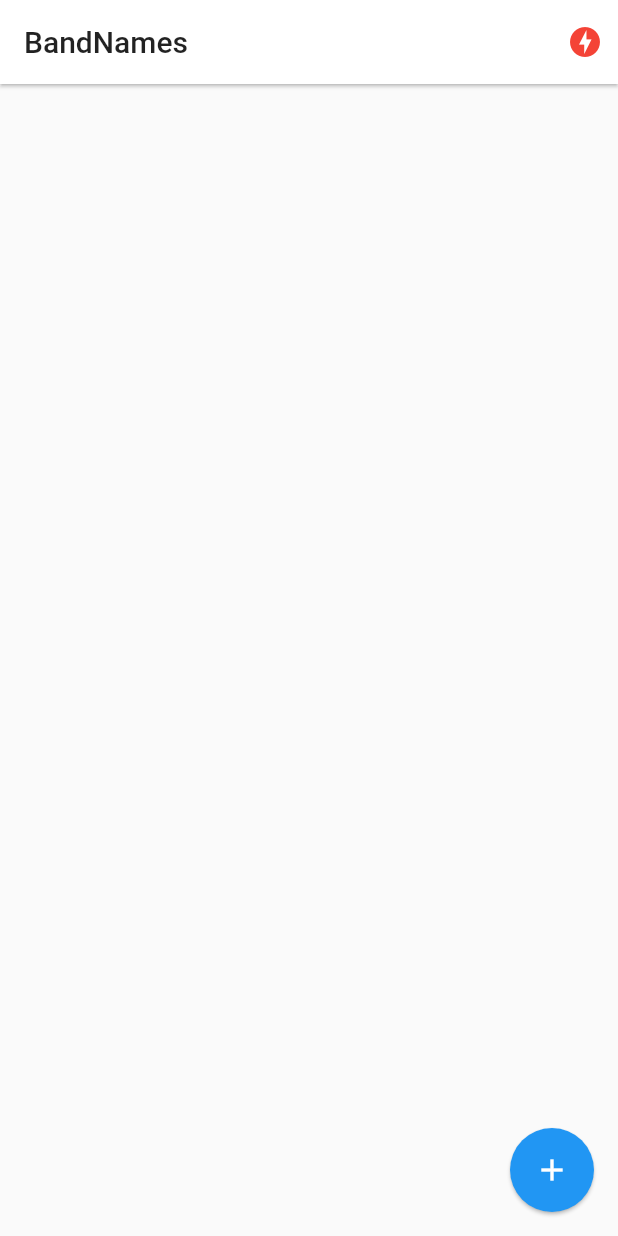
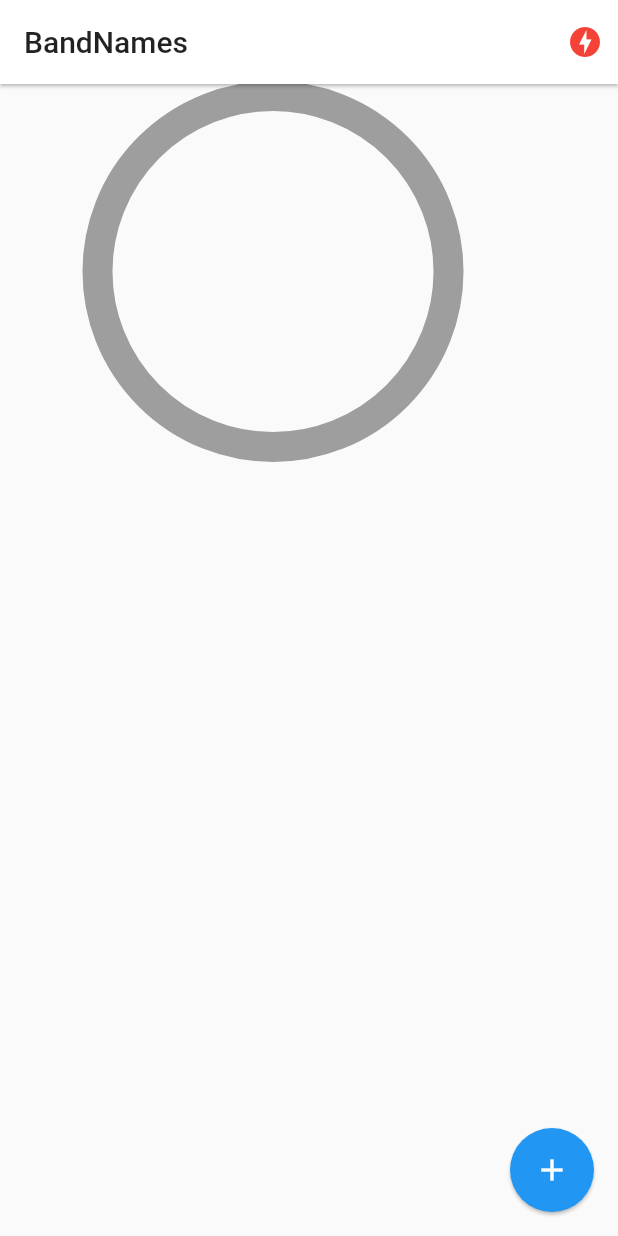
Before and after one commit to sokkay/flutter-bandnames-socket, a Flutter app: the screen it shows after launch, on a phone screen of 412 x 824 dp. Run offline on Flutter 3.47's test engine with Material 2 defaults, Android fonts, the phone set to English and light mode, and no system bars; drawn by our look-alikes of pie_chart; our stand-ins replace socket_io_client; network calls fail.

Commit message:
Added Pie Chart

```diff
--- a/lib/pages/home.dart
+++ b/lib/pages/home.dart
@@ -4,6 +4,7 @@ import 'package:band_names/models/band.dart';
 import 'package:band_names/services/socket_service.dart';
 import 'package:flutter/cupertino.dart';
 import 'package:flutter/material.dart';
+import 'package:pie_chart/pie_chart.dart';
 import 'package:provider/provider.dart';
 
 class HomePage extends StatefulWidget {
@@ -52,10 +53,17 @@ class _HomePageState extends State<HomePage> {
           )
         ],
       ),
-      body: ListView.builder(
-        physics: BouncingScrollPhysics(),
-        itemCount: bands.length,
-        itemBuilder: (context, index) => _bandTile(bands[index]),
+      body: Column(
+        children: [
+          _showGraph(),
+          Expanded(
+            child: ListView.builder(
+              physics: BouncingScrollPhysics(),
+              itemCount: bands.length,
+              itemBuilder: (context, index) => _bandTile(bands[index]),
+            ),
+          )
+        ],
       ),
       floatingActionButton: FloatingActionButton(
         child: Icon(Icons.add),
@@ -167,4 +175,19 @@ class _HomePageState extends State<HomePage> {
 
     Navigator.pop(context);
   }
+
+  Widget _showGraph() {
+    Map<String, double> dataMap = new Map();
+    // dataMap.putIfAbsent("Flutter", () => 5);
+
+    bands.forEach(
+        (band) => dataMap.putIfAbsent(band.name, () => band.votes.toDouble()));
+
+
+
+    return Container(
+      height: 250,
+      child: PieChart(dataMap: dataMap, chartType: ChartType.ring,),
+    );
+  }
 }
```
